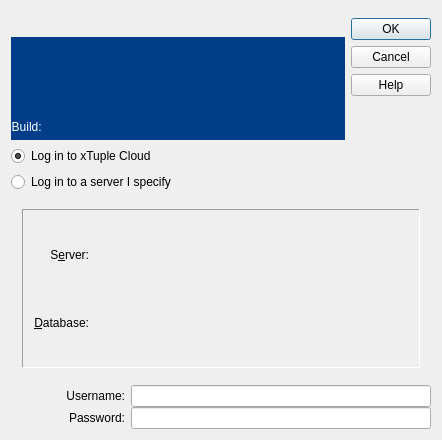
The window that common/login2.ui (jjzhang166/qt-client) describes before a commit, drawn with Qt 5.
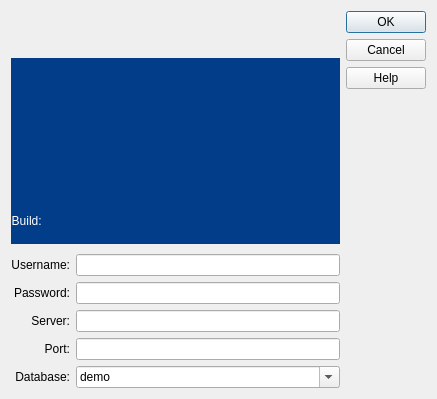
The same window after the commit. The open tabs and pages were chosen to show the change. Icons and pictures are not drawn.

Commit message: issue #20503: Update login screen for free trial.

The edit to the form file:
```diff
--- a/common/login2.ui
+++ b/common/login2.ui
@@ -13,15 +13,21 @@
    <rect>
     <x>0</x>
     <y>0</y>
-    <width>442</width>
-    <height>440</height>
+    <width>437</width>
+    <height>399</height>
    </rect>
   </property>
+  <property name="sizePolicy">
+   <sizepolicy hsizetype="Fixed" vsizetype="Fixed">
+    <horstretch>0</horstretch>
+    <verstretch>0</verstretch>
+   </sizepolicy>
+  </property>
   <property name="windowTitle">
    <string>Log In</string>
   </property>
-  <layout class="QVBoxLayout" name="verticalLayout_7">
-   <item>
+  <layout class="QGridLayout" name="gridLayout">
+   <item row="0" column="0">
     <layout class="QHBoxLayout" name="horizontalLayout_2">
      <item>
       <layout class="QVBoxLayout" name="verticalLayout">
@@ -2472,34 +2478,145 @@
            </item>
           </layout>
          </item>
+         <item>
+          <layout class="QGridLayout" name="gridLayout_3">
+           <property name="sizeConstraint">
+            <enum>QLayout::SetDefaultConstraint</enum>
+           </property>
+           <item row="4" column="1">
+            <widget class="QLabel" name="_passwordLit">
+             <property name="text">
+              <string>Password:</string>
+             </property>
+             <property name="alignment">
+              <set>Qt::AlignRight|Qt::AlignTrailing|Qt::AlignVCenter</set>
+             </property>
+            </widget>
+           </item>
+           <item row="5" column="1">
+            <widget class="QLabel" name="_serverLit">
+             <property name="text">
+              <string>Server:</string>
+             </property>
+             <property name="alignment">
+              <set>Qt::AlignRight|Qt::AlignTrailing|Qt::AlignVCenter</set>
+             </property>
+            </widget>
+           </item>
+           <item row="3" column="1">
+            <widget class="QLabel" name="_usernameLit1">
+             <property name="text">
+              <string>Username:</string>
+             </property>
+             <property name="alignment">
+              <set>Qt::AlignRight|Qt::AlignTrailing|Qt::AlignVCenter</set>
+             </property>
+            </widget>
+           </item>
+           <item row="3" column="2">
+            <widget class="QLineEdit" name="_username">
+             <property name="sizePolicy">
+              <sizepolicy hsizetype="Expanding" vsizetype="Fixed">
+               <horstretch>0</horstretch>
+               <verstretch>0</verstretch>
+              </sizepolicy>
+             </property>
+            </widget>
+           </item>
+           <item row="4" column="2">
+            <widget class="QLineEdit" name="_password">
+             <property name="sizePolicy">
+              <sizepolicy hsizetype="Expanding" vsizetype="Fixed">
+               <horstretch>0</horstretch>
+               <verstretch>0</verstretch>
+              </sizepolicy>
+             </property>
+            </widget>
+           </item>
+           <item row="5" column="2">
+            <widget class="QLineEdit" name="_server"/>
+           </item>
+           <item row="7" column="2">
+            <widget class="QComboBox" name="_database">
+             <property name="mouseTracking">
+              <bool>true</bool>
+             </property>
+             <property name="focusPolicy">
+              <enum>Qt::StrongFocus</enum>
+             </property>
+             <property name="editable">
+              <bool>true</bool>
+             </property>
+             <item>
+              <property name="text">
+               <string>demo</string>
+              </property>
+             </item>
+             <item>
+              <property name="text">
+               <string>quickstart</string>
+              </property>
+             </item>
+            </widget>
+           </item>
+           <item row="6" column="1">
+            <widget class="QLabel" name="_portLit">
+             <property name="text">
+              <string>Port:</string>
+             </property>
+             <property name="alignment">
+              <set>Qt::AlignRight|Qt::AlignTrailing|Qt::AlignVCenter</set>
+             </property>
+            </widget>
+           </item>
+           <item row="7" column="1">
+            <widget class="QLabel" name="_databaseLit">
+             <property name="text">
+              <string>Database:</string>
+             </property>
+             <property name="alignment">
+              <set>Qt::AlignRight|Qt::AlignTrailing|Qt::AlignVCenter</set>
+             </property>
+            </widget>
+           </item>
+           <item row="2" column="2">
+            <spacer name="verticalSpacer">
+             <property name="orientation">
+              <enum>Qt::Vertical</enum>
+             </property>
+             <property name="sizeType">
+              <enum>QSizePolicy::Minimum</enum>
+             </property>
+             <property name="sizeHint" stdset="0">
+              <size>
+               <width>20</width>
+               <height>10</height>
+              </size>
+             </property>
+            </spacer>
+           </item>
+           <item row="6" column="2">
+            <widget class="QLineEdit" name="_port"/>
+           </item>
+          </layout>
+         </item>
         </layout>
        </item>
-       <item>
-        <widget class="QRadioButton" name="_cloudOption">
-         <property name="text">
-          <string>Log in to xTuple Cloud</string>
-         </property>
-         <property name="checked">
-          <bool>true</bool>
-         </property>
-        </widget>
-       </item>
-       <item>
-        <widget class="QRadioButton" name="_otherOption">
-         <property name="text">
-          <string>Log in to a server I specify</string>
-         </property>
-         <property name="checked">
-          <bool>false</bool>
-         </property>
-        </widget>
-       </item>
       </layout>
      </item>
      <item>
       <layout class="QVBoxLayout" name="verticalLayout_6">
        <item>
         <widget class="QDialogButtonBox" name="_buttonBox">
+         <property name="sizePolicy">
+          <sizepolicy hsizetype="Fixed" vsizetype="Preferred">
+           <horstretch>0</horstretch>
+           <verstretch>0</verstretch>
+          </sizepolicy>
+         </property>
+         <property name="focusPolicy">
+          <enum>Qt::StrongFocus</enum>
+         </property>
          <property name="layoutDirection">
           <enum>Qt::RightToLeft</enum>
          </property>
@@ -2509,261 +2626,12 @@
          <property name="standardButtons">
           <set>QDialogButtonBox::Cancel|QDialogButtonBox::Help|QDialogButtonBox::Ok</set>
          </property>
-         <property name="centerButtons">
-          <bool>true</bool>
-         </property>
         </widget>
        </item>
-       <item>
-        <spacer name="verticalSpacer">
-         <property name="orientation">
-          <enum>Qt::Vertical</enum>
-         </property>
-         <property name="sizeHint" stdset="0">
-          <size>
-           <width>20</width>
-           <height>40</height>
-          </size>
-         </property>
-        </spacer>
-       </item>
       </layout>
      </item>
     </layout>
    </item>
-   <item>
-    <widget class="QStackedWidget" name="_loginModeStack">
-     <property name="currentIndex">
-      <number>0</number>
-     </property>
-     <widget class="QWidget" name="_cloudPage">
-      <layout class="QVBoxLayout" name="verticalLayout_5">
-       <item>
-        <widget class="QFrame" name="_cloudFrame">
-         <property name="frameShape">
-          <enum>QFrame::Panel</enum>
-         </property>
-         <property name="frameShadow">
-          <enum>QFrame::Sunken</enum>
-         </property>
-         <layout class="QVBoxLayout" name="verticalLayout_3">
-          <item>
-           <layout class="QGridLayout" name="gridLayout_2">
-            <property name="verticalSpacing">
-             <number>-1</number>
-            </property>
-            <item row="0" column="0">
-             <widget class="QLabel" name="_cloudDBLit">
-              <property name="text">
-               <string>Database:</string>
-              </property>
-              <property name="alignment">
-               <set>Qt::AlignRight|Qt::AlignTrailing|Qt::AlignVCenter</set>
-              </property>
-             </widget>
-            </item>
-            <item row="1" column="1">
-             <widget class="QLineEdit" name="_company"/>
-            </item>
-            <item row="0" column="1">
-             <layout class="QHBoxLayout" name="horizontalLayout">
-              <item>
-               <widget class="QRadioButton" name="_demoOption">
-                <property name="text">
-                 <string>Demo</string>
-                </property>
-                <property name="checked">
-                 <bool>true</bool>
-                </property>
-               </widget>
-              </item>
-              <item>
-               <widget class="QRadioButton" name="_prodOption">
-                <property name="text">
-                 <string>Quickstart</string>
-                </property>
-               </widget>
-              </item>
-             </layout>
-            </item>
-            <item row="1" column="2" colspan="2">
-             <widget class="QLabel" name="_companyLit2">
-              <property name="text">
-               <string>.xtuplecloud.com</string>
-              </property>
-             </widget>
-            </item>
-            <item row="1" column="0">
-             <widget class="QLabel" name="_companyLit">
-              <property name="text">
-               <string>Cloud ID:</string>
-              </property>
-              <property name="alignment">
-               <set>Qt::AlignRight|Qt::AlignTrailing|Qt::AlignVCenter</set>
-              </property>
-             </widget>
-            </item>
-           </layout>
-          </item>
-         </layout>
-        </widget>
-       </item>
-      </layout>
-     </widget>
-     <widget class="QWidget" name="_serverPage">
-      <layout class="QVBoxLayout" name="verticalLayout_2">
-       <item>
-        <widget class="QFrame" name="_serverFrame">
-         <property name="sizePolicy">
-          <sizepolicy hsizetype="Preferred" vsizetype="Expanding">
-           <horstretch>0</horstretch>
-           <verstretch>1</verstretch>
-          </sizepolicy>
-         </property>
-         <property name="frameShape">
-          <enum>QFrame::Panel</enum>
-         </property>
-         <property name="frameShadow">
-          <enum>QFrame::Sunken</enum>
-         </property>
-         <layout class="QVBoxLayout" name="verticalLayout_4">
-          <item>
-           <layout class="QGridLayout" name="gridLayout">
-            <property name="verticalSpacing">
-             <number>0</number>
-            </property>
-            <item row="0" column="0">
-             <widget class="QLabel" name="_serverLit">
-              <property name="text">
-               <string>S&amp;erver:</string>
-              </property>
-              <property name="alignment">
-               <set>Qt::AlignRight|Qt::AlignTrailing|Qt::AlignVCenter</set>
-              </property>
-              <property name="buddy">
-               <cstring>_server</cstring>
-              </property>
-             </widget>
-            </item>
-            <item row="0" column="1">
-             <widget class="QLabel" name="_server">
-              <property name="sizePolicy">
-               <sizepolicy hsizetype="Expanding" vsizetype="Preferred">
-                <horstretch>1</horstretch>
-                <verstretch>0</verstretch>
-               </sizepolicy>
-              </property>
-              <property name="text">
-               <string/>
-              </property>
-              <property name="alignment">
-               <set>Qt::AlignLeading|Qt::AlignLeft|Qt::AlignVCenter</set>
-              </property>
-             </widget>
-            </item>
-            <item row="1" column="0">
-             <widget class="QLabel" name="_databaseLit">
-              <property name="text">
-               <string>&amp;Database:</string>
-              </property>
-              <property name="alignment">
-               <set>Qt::AlignRight|Qt::AlignTrailing|Qt::AlignVCenter</set>
-              </property>
-              <property name="buddy">
-               <cstring>_database</cstring>
-              </property>
-             </widget>
-            </item>
-            <item row="1" column="1">
-             <widget class="QLabel" name="_database">
-              <property name="sizePolicy">
-               <sizepolicy hsizetype="Expanding" vsizetype="Preferred">
-                <horstretch>1</horstretch>
-                <verstretch>0</verstretch>
-               </sizepolicy>
-              </property>
-              <property name="text">
-               <string/>
-              </property>
-              <property name="alignment">
-               <set>Qt::AlignLeading|Qt::AlignLeft|Qt::AlignVCenter</set>
-              </property>
-             </widget>
-            </item>
-           </layout>
-          </item>
-         </layout>
-        </widget>
-       </item>
-      </layout>
-     </widget>
-    </widget>
-   </item>
-   <item>
-    <layout class="QGridLayout" name="gridLayout_3">
-     <property name="sizeConstraint">
-      <enum>QLayout::SetDefaultConstraint</enum>
-     </property>
-     <property name="horizontalSpacing">
-      <number>-1</number>
-     </property>
-     <property name="verticalSpacing">
-      <number>0</number>
-     </property>
-     <item row="0" column="0">
-      <widget class="QLabel" name="_usernameLit1">
-       <property name="text">
-        <string>Username:</string>
-       </property>
-       <property name="alignment">
-        <set>Qt::AlignRight|Qt::AlignTrailing|Qt::AlignVCenter</set>
-       </property>
-      </widget>
-     </item>
-     <item row="0" column="1">
-      <widget class="QLineEdit" name="_username">
-       <property name="sizePolicy">
-        <sizepolicy hsizetype="Expanding" vsizetype="Fixed">
-         <horstretch>0</horstretch>
-         <verstretch>0</verstretch>
-        </sizepolicy>
-       </property>
-       <property name="maximumSize">
-        <size>
-         <width>300</width>
-         <height>16777215</height>
-        </size>
-       </property>
-      </widget>
-     </item>
-     <item row="1" column="0">
-      <widget class="QLabel" name="_passwordLit">
-       <property name="text">
-        <string>Password:</string>
-       </property>
-       <property name="alignment">
-        <set>Qt::AlignRight|Qt::AlignTrailing|Qt::AlignVCenter</set>
-       </property>
-      </widget>
-     </item>
-     <item row="1" column="1">
-      <widget class="QLineEdit" name="_password">
-       <property name="sizePolicy">
-        <sizepolicy hsizetype="Expanding" vsizetype="Fixed">
-         <horstretch>0</horstretch>
-         <verstretch>0</verstretch>
-        </sizepolicy>
-       </property>
-       <property name="maximumSize">
-        <size>
-         <width>300</width>
-         <height>16777215</height>
-        </size>
-       </property>
-      </widget>
-     </item>
-    </layout>
-   </item>
   </layout>
  </widget>
  <layoutdefault spacing="6" margin="11"/>
```
Left out of the diff: 72 changed lines with no effect on the pictures. The commit also changes 3 other files.
